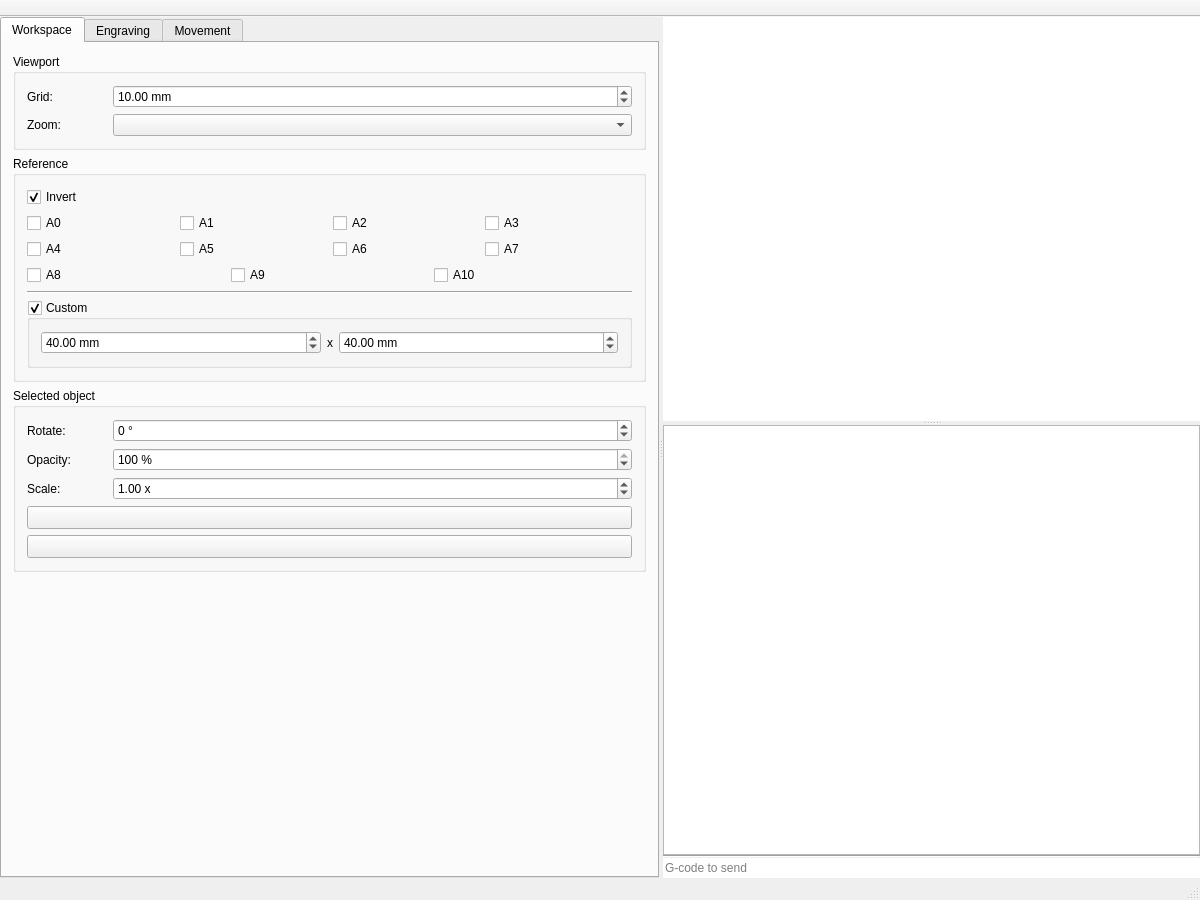
dev-0x7C6/laser-engraver, file mainwindow.ui: the form before one commit.
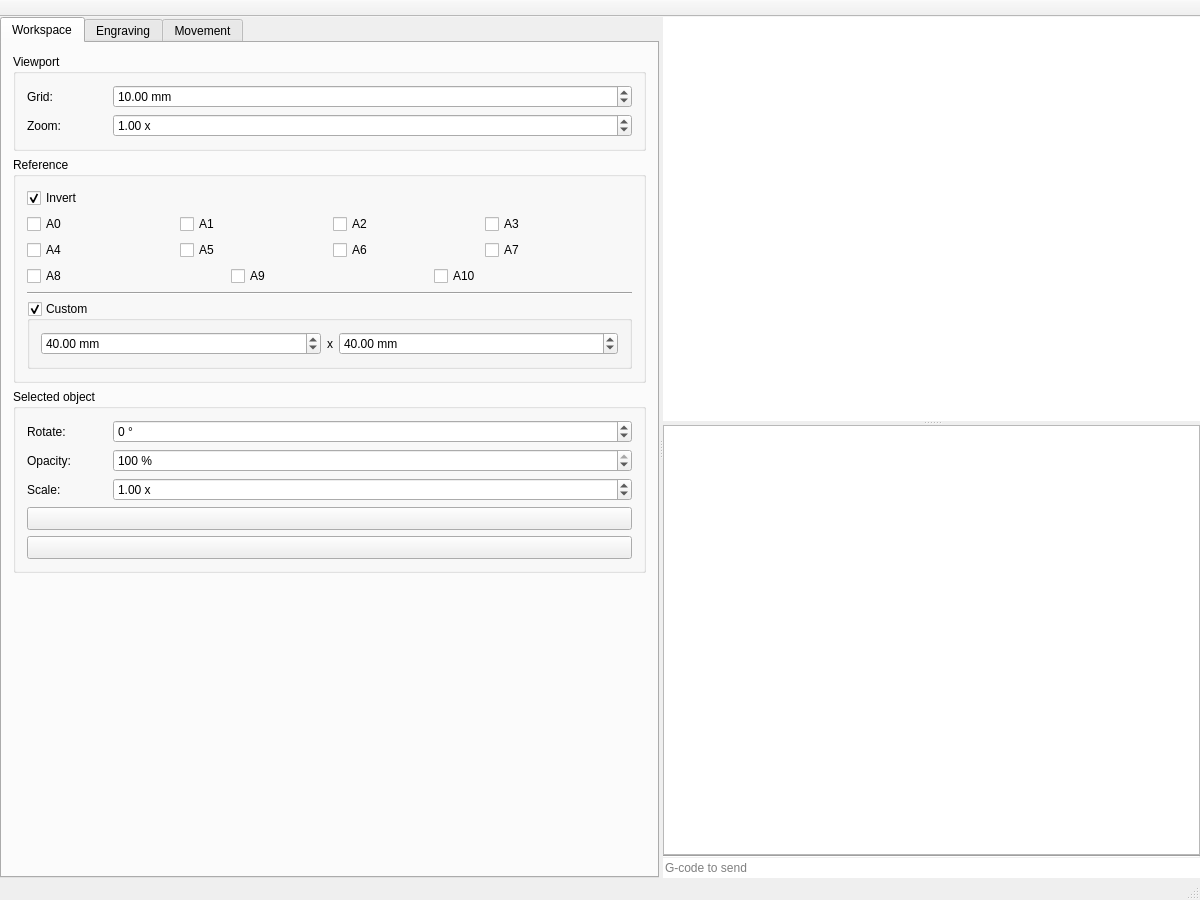
The form after the commit. The open tabs and pages were chosen to show the change. Custom widgets are drawn as their Qt base class.

Commit message: gui: changed zoom ui component and added zoom to saved settings.

```diff
--- a/mainwindow.ui
+++ b/mainwindow.ui
@@ -117,13 +117,31 @@
                </widget>
               </item>
               <item>
-               <widget class="QComboBox" name="scale">
+               <widget class="QDoubleSpinBox" name="workspaceScale">
                 <property name="sizePolicy">
                  <sizepolicy hsizetype="Expanding" vsizetype="Fixed">
                   <horstretch>0</horstretch>
                   <verstretch>0</verstretch>
                  </sizepolicy>
                 </property>
+                <property name="suffix">
+                 <string> x</string>
+                </property>
+                <property name="decimals">
+                 <number>2</number>
+                </property>
+                <property name="minimum">
+                 <double>0.010000000000000</double>
+                </property>
+                <property name="maximum">
+                 <double>1000.000000000000000</double>
+                </property>
+                <property name="stepType">
+                 <enum>QAbstractSpinBox::AdaptiveDecimalStepType</enum>
+                </property>
+                <property name="value">
+                 <double>1.000000000000000</double>
+                </property>
                </widget>
               </item>
              </layout>
```
Left out of the diff: 4 changed lines with no effect on the pictures. The commit also changes 2 other files.
